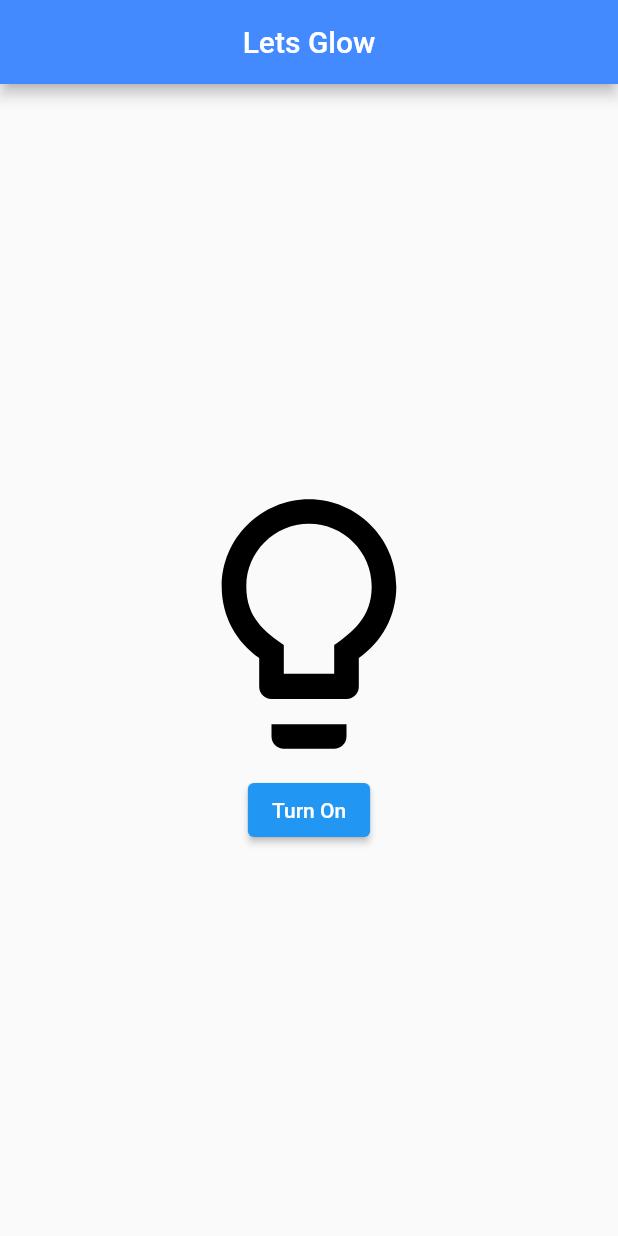
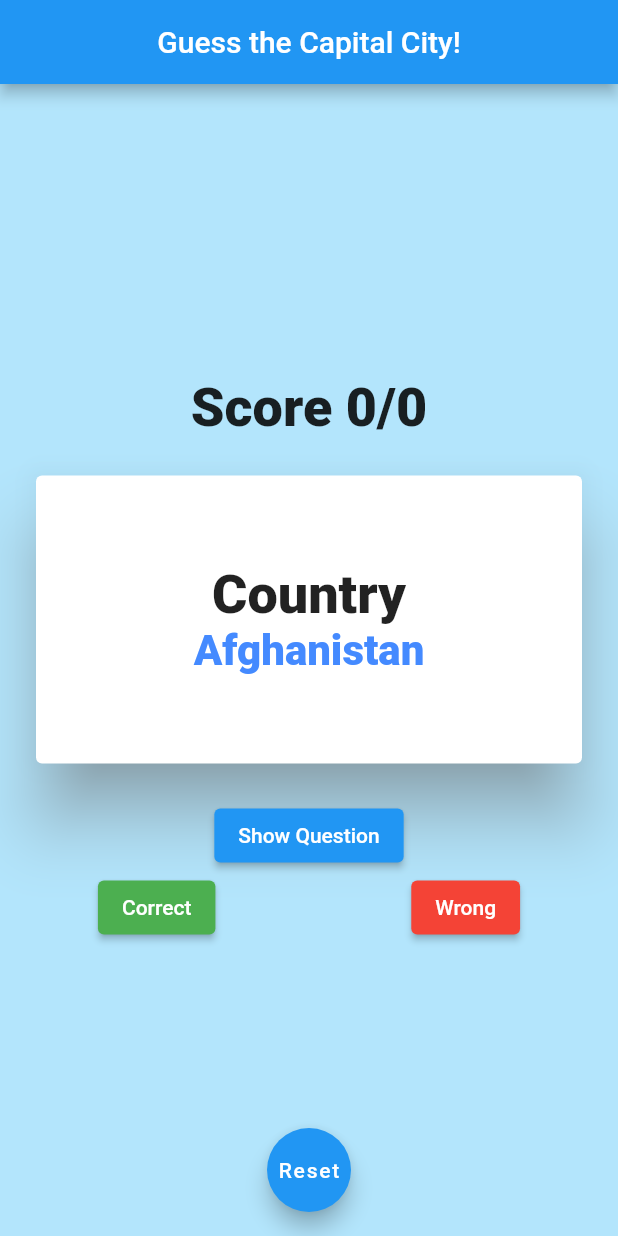
Before and after one commit to ashiqaliaslam/first-flutter-app-countries, a Flutter app: the screen it shows after launch, on a phone screen of 412 x 824 dp. Run offline on Flutter 3.47's test engine with Material 2 defaults, Android fonts, the phone set to English and light mode, and no system bars; our stand-ins replace rflutter_alert.

Commit message:
flash card exercise done

```diff
--- /dev/null
+++ b/my_flutter_app/lib/countries.dart
@@ -0,0 +1,239 @@
+final List<Map<String, String>> countries = [
+  {"country": "Afghanistan", "city": "Kabul"},
+  {"country": "Albania", "city": "Tirana"},
+  {"country": "Algeria", "city": "Alger"},
+  {"country": "American Samoa", "city": "Fagatogo"},
+  {"country": "Andorra", "city": "Andorra la Vella"},
+  {"country": "Angola", "city": "Luanda"},
+  {"country": "Anguilla", "city": "The Valley"},
+  {"country": "Antigua and Barbuda", "city": "Saint John's"},
+  {"country": "Argentina", "city": "Buenos Aires"},
+  {"country": "Armenia", "city": "Yerevan"},
+  {"country": "Aruba", "city": "Oranjestad"},
+  {"country": "Australia", "city": "Canberra"},
+  {"country": "Austria", "city": "Wien"},
+  {"country": "Azerbaijan", "city": "Baku"},
+  {"country": "Bahamas", "city": "Nassau"},
+  {"country": "Bahrain", "city": "al-Manama"},
+  {"country": "Bangladesh", "city": "Dhaka"},
+  {"country": "Barbados", "city": "Bridgetown"},
+  {"country": "Belarus", "city": "Minsk"},
+  {"country": "Belgium", "city": "Bruxelles [Brussel]"},
+  {"country": "Belize", "city": "Belmopan"},
+  {"country": "Benin", "city": "Porto-Novo"},
+  {"country": "Bermuda", "city": "Hamilton"},
+  {"country": "Bhutan", "city": "Thimphu"},
+  {"country": "Bolivia", "city": "La Paz"},
+  {"country": "Bosnia and Herzegovina", "city": "Sarajevo"},
+  {"country": "Botswana", "city": "Gaborone"},
+  {"country": "Brazil", "city": "Brasília"},
+  {"country": "Brunei", "city": "Bandar Seri Begawan"},
+  {"country": "Bulgaria", "city": "Sofia"},
+  {"country": "Burkina Faso", "city": "Ouagadougou"},
+  {"country": "Burundi", "city": "Bujumbura"},
+  {"country": "Cambodia", "city": "Phnom Penh"},
+  {"country": "Cameroon", "city": "Yaound"},
+  {"country": "Canada", "city": "Ottawa"},
+  {"country": "Cape Verde", "city": "Praia"},
+  {"country": "Cayman Islands", "city": "George Town"},
+  {"country": "Central African Republic", "city": "Bangui"},
+  {"country": "Chad", "city": "N'Djam"},
+  {"country": "Chile", "city": "Santiago de Chile"},
+  {"country": "China", "city": "Peking"},
+  {"country": "Christmas Island", "city": "Flying Fish Cove"},
+  {"country": "Cocos (Keeling) Islands", "city": "West Island"},
+  {"country": "Colombia", "city": "Santaf"},
+  {"country": "Comoros", "city": "Moroni"},
+  {"country": "Congo", "city": "Brazzaville"},
+  {"country": "Cook Islands", "city": "Avarua"},
+  {"country": "Costa Rica", "city": "San Jos"},
+  {"country": "Croatia", "city": "Zagreb"},
+  {"country": "Cuba", "city": "La Habana"},
+  {"country": "Cyprus", "city": "Nicosia"},
+  {"country": "Czech Republic", "city": "Praha"},
+  {"country": "Denmark", "city": "Copenhagen"},
+  {"country": "Djibouti", "city": "Djibouti"},
+  {"country": "Dominica", "city": "Roseau"},
+  {"country": "Dominican Republic", "city": "Santo Domingo de Guzm"},
+  {"country": "East Timor", "city": "Dili"},
+  {"country": "Ecuador", "city": "Quito"},
+  {"country": "Egypt", "city": "Cairo"},
+  {"country": "El Salvador", "city": "San Salvador"},
+  {"country": "England", "city": "London"},
+  {"country": "Equatorial Guinea", "city": "Malabo"},
+  {"country": "Eritrea", "city": "Asmara"},
+  {"country": "Estonia", "city": "Tallinn"},
+  {"country": "Ethiopia", "city": "Addis Abeba"},
+  {"country": "Falkland Islands", "city": "Stanley"},
+  {"country": "Faroe Islands", "city": "Tórshavn"},
+  {"country": "Fiji Islands", "city": "Suva"},
+  {"country": "Finland", "city": "Helsinki [Helsingfors]"},
+  {"country": "France", "city": "Paris"},
+  {"country": "French Guiana", "city": "Cayenne"},
+  {"country": "French Polynesia", "city": "Papeete"},
+  {"country": "Gabon", "city": "Libreville"},
+  {"country": "Gambia", "city": "Banjul"},
+  {"country": "Georgia", "city": "Tbilisi"},
+  {"country": "Germany", "city": "Berlin"},
+  {"country": "Ghana", "city": "Accra"},
+  {"country": "Gibraltar", "city": "Gibraltar"},
+  {"country": "Greece", "city": "Athenai"},
+  {"country": "Greenland", "city": "Nuuk"},
+  {"country": "Grenada", "city": "Saint George's"},
+  {"country": "Guadeloupe", "city": "Basse-Terre"},
+  {"country": "Guam", "city": "Aga"},
+  {"country": "Guatemala", "city": "Ciudad de Guatemala"},
+  {"country": "Guinea", "city": "Conakry"},
+  {"country": "Guinea-Bissau", "city": "Bissau"},
+  {"country": "Guyana", "city": "Georgetown"},
+  {"country": "Haiti", "city": "Port-au-Prince"},
+  {"country": "Holy See (Vatican City State)", "city": "Citt"},
+  {"country": "Honduras", "city": "Tegucigalpa"},
+  {"country": "Hong Kong", "city": "Victoria"},
+  {"country": "Hungary", "city": "Budapest"},
+  {"country": "Iceland", "city": "Reykjav"},
+  {"country": "India", "city": "New Delhi"},
+  {"country": "Indonesia", "city": "Jakarta"},
+  {"country": "Iran", "city": "Tehran"},
+  {"country": "Iraq", "city": "Baghdad"},
+  {"country": "Ireland", "city": "Dublin"},
+  {"country": "Israel", "city": "Jerusalem"},
+  {"country": "Italy", "city": "Roma"},
+  {"country": "Ivory Coast", "city": "Yamoussoukro"},
+  {"country": "Jamaica", "city": "Kingston"},
+  {"country": "Japan", "city": "Tokyo"},
+  {"country": "Jordan", "city": "Amman"},
+  {"country": "Kazakhstan", "city": "Astana"},
+  {"country": "Kenya", "city": "Nairobi"},
+  {"country": "Kiribati", "city": "Bairiki"},
+  {"country": "Kuwait", "city": "Kuwait"},
+  {"country": "Kyrgyzstan", "city": "Bishkek"},
+  {"country": "Laos", "city": "Vientiane"},
+  {"country": "Latvia", "city": "Riga"},
+  {"country": "Lebanon", "city": "Beirut"},
+  {"country": "Lesotho", "city": "Maseru"},
+  {"country": "Liberia", "city": "Monrovia"},
+  {"country": "Libyan Arab Jamahiriya", "city": "Tripoli"},
+  {"country": "Liechtenstein", "city": "Vaduz"},
+  {"country": "Lithuania", "city": "Vilnius"},
+  {"country": "Luxembourg", "city": "Luxembourg [Luxemburg/L"},
+  {"country": "Macao", "city": "Macao"},
+  {"country": "North Macedonia", "city": "Skopje"},
+  {"country": "Madagascar", "city": "Antananarivo"},
+  {"country": "Malawi", "city": "Lilongwe"},
+  {"country": "Malaysia", "city": "Kuala Lumpur"},
+  {"country": "Maldives", "city": "Male"},
+  {"country": "Mali", "city": "Bamako"},
+  {"country": "Malta", "city": "Valletta"},
+  {"country": "Marshall Islands", "city": "Dalap-Uliga-Darrit"},
+  {"country": "Martinique", "city": "Fort-de-France"},
+  {"country": "Mauritania", "city": "Nouakchott"},
+  {"country": "Mauritius", "city": "Port-Louis"},
+  {"country": "Mayotte", "city": "Mamoutzou"},
+  {"country": "Mexico", "city": "Ciudad de M"},
+  {"country": "Micronesia, Federated States of", "city": "Palikir"},
+  {"country": "Moldova", "city": "Chisinau"},
+  {"country": "Monaco", "city": "Monaco-Ville"},
+  {"country": "Mongolia", "city": "Ulan Bator"},
+  {"country": "Montenegro", "city": "Podgorica"},
+  {"country": "Montserrat", "city": "Plymouth"},
+  {"country": "Morocco", "city": "Rabat"},
+  {"country": "Mozambique", "city": "Maputo"},
+  {"country": "Myanmar", "city": "Rangoon (Yangon)"},
+  {"country": "Namibia", "city": "Windhoek"},
+  {"country": "Nauru", "city": "Yaren"},
+  {"country": "Nepal", "city": "Kathmandu"},
+  {"country": "Netherlands", "city": "Amsterdam"},
+  {"country": "Netherlands Antilles", "city": "Willemstad"},
+  {"country": "New Caledonia", "city": "Noum"},
+  {"country": "New Zealand", "city": "Wellington"},
+  {"country": "Nicaragua", "city": "Managua"},
+  {"country": "Niger", "city": "Niamey"},
+  {"country": "Nigeria", "city": "Abuja"},
+  {"country": "Niue", "city": "Alofi"},
+  {"country": "Norfolk Island", "city": "Kingston"},
+  {"country": "North Korea", "city": "Pyongyang"},
+  {"country": "Northern Ireland", "city": "Belfast"},
+  {"country": "Northern Mariana Islands", "city": "Garapan"},
+  {"country": "Norway", "city": "Oslo"},
+  {"country": "Oman", "city": "Masqat"},
+  {"country": "Pakistan", "city": "Islamabad"},
+  {"country": "Palau", "city": "Koror"},
+  {"country": "Palestine", "city": "Gaza"},
+  {"country": "Panama", "city": "Ciudad de Panam"},
+  {"country": "Papua New Guinea", "city": "Port Moresby"},
+  {"country": "Paraguay", "city": "Asunci"},
+  {"country": "Peru", "city": "Lima"},
+  {"country": "Philippines", "city": "Manila"},
+  {"country": "Pitcairn", "city": "Adamstown"},
+  {"country": "Poland", "city": "Warszawa"},
+  {"country": "Portugal", "city": "Lisboa"},
+  {"country": "Puerto Rico", "city": "San Juan"},
+  {"country": "Qatar", "city": "Doha"},
+  {"country": "Reunion", "city": "Saint-Denis"},
+  {"country": "Romania", "city": "Bucuresti"},
+  {"country": "Russian Federation", "city": "Moscow"},
+  {"country": "Rwanda", "city": "Kigali"},
+  {"country": "Saint Helena", "city": "Jamestown"},
+  {"country": "Saint Kitts and Nevis", "city": "Basseterre"},
+  {"country": "Saint Lucia", "city": "Castries"},
+  {"country": "Saint Pierre and Miquelon", "city": "Saint-Pierre"},
+  {"country": "Saint Vincent and the Grenadines", "city": "Kingstown"},
+  {"country": "Samoa", "city": "Apia"},
+  {"country": "San Marino", "city": "San Marino"},
+  {"country": "Sao Tome and Principe", "city": "S"},
+  {"country": "Saudi Arabia", "city": "Riyadh"},
+  {"country": "Scotland", "city": "Edinburgh"},
+  {"country": "Senegal", "city": "Dakar"},
+  {"country": "Serbia", "city": "Belgrade"},
+  {"country": "Seychelles", "city": "Victoria"},
+  {"country": "Sierra Leone", "city": "Freetown"},
+  {"country": "Singapore", "city": "Singapore"},
+  {"country": "Slovakia", "city": "Bratislava"},
+  {"country": "Slovenia", "city": "Ljubljana"},
+  {"country": "Solomon Islands", "city": "Honiara"},
+  {"country": "Somalia", "city": "Mogadishu"},
+  {"country": "South Africa", "city": "Pretoria"},
+  {"country": "South Korea", "city": "Seoul"},
+  {"country": "South Sudan", "city": "Juba"},
+  {"country": "Spain", "city": "Madrid"},
+  {"country": "Sri Lanka", "city": "Colombo"},
+  {"country": "Sudan", "city": "Khartum"},
+  {"country": "Suriname", "city": "Paramaribo"},
+  {"country": "Svalbard and Jan Mayen", "city": "Longyearbyen"},
+  {"country": "Swaziland", "city": "Mbabane"},
+  {"country": "Sweden", "city": "Stockholm"},
+  {"country": "Switzerland", "city": "Bern"},
+  {"country": "Syria", "city": "Damascus"},
+  {"country": "Tajikistan", "city": "Dushanbe"},
+  {"country": "Tanzania", "city": "Dodoma"},
+  {"country": "Thailand", "city": "Bangkok"},
+  {"country": "The Democratic Republic of Congo", "city": "Kinshasa"},
+  {"country": "Togo", "city": "Lomé"},
+  {"country": "Tokelau", "city": "Fakaofo"},
+  {"country": "Tonga", "city": "Nuku'alofa"},
+  {"country": "Trinidad and Tobago", "city": "Port-of-Spain"},
+  {"country": "Tunisia", "city": "Tunis"},
+  {"country": "Turkey", "city": "Ankara"},
+  {"country": "Turkmenistan", "city": "Ashgabat"},
+  {"country": "Turks and Caicos Islands", "city": "Cockburn Town"},
+  {"country": "Tuvalu", "city": "Funafuti"},
+  {"country": "Uganda", "city": "Kampala"},
+  {"country": "Ukraine", "city": "Kyiv"},
+  {"country": "United Arab Emirates", "city": "Abu Dhabi"},
+  {"country": "United Kingdom", "city": "London"},
+  {"country": "United States", "city": "Washington"},
+  {"country": "Uruguay", "city": "Montevideo"},
+  {"country": "Uzbekistan", "city": "Toskent"},
+  {"country": "Vanuatu", "city": "Port-Vila"},
+  {"country": "Venezuela", "city": "Caracas"},
+  {"country": "Vietnam", "city": "Hanoi"},
+  {"country": "Virgin Islands, British", "city": "Road Town"},
+  {"country": "Virgin Islands, U.S.", "city": "Charlotte Amalie"},
+  {"country": "Wales", "city": "Cardiff"},
+  {"country": "Wallis and Futuna", "city": "Mata-Utu"},
+  {"country": "Western Sahara", "city": "El-Aai"},
+  {"country": "Yemen", "city": "Sanaa"},
+  {"country": "Zambia", "city": "Lusaka"},
+  {"country": "Zimbabwe", "city": "Harare"}
+];
--- a/my_flutter_app/lib/main.dart
+++ b/my_flutter_app/lib/main.dart
@@ -1,4 +1,6 @@
 import 'package:flutter/material.dart';
+import 'package:my_flutter_app/countries.dart';
+import 'package:rflutter_alert/rflutter_alert.dart';
 
 void main() {
   runApp(
@@ -6,51 +8,150 @@ void main() {
   );
 }
 
+// ignore: use_key_in_widget_constructors
 class MyApp extends StatelessWidget {
   @override
   Widget build(BuildContext context) {
-    return MyBulbApp();
+    return MaterialApp(home: MyCountryApp());
   }
 }
 
-class MyBulbApp extends StatefulWidget {
+// ignore: use_key_in_widget_constructors
+class MyCountryApp extends StatefulWidget {
   @override
-  State<MyBulbApp> createState() => _MyBulbAppState();
+  State<MyCountryApp> createState() => _MyCountryAppState();
 }
 
-class _MyBulbAppState extends State<MyBulbApp> {
-  bool isTurnedOn = false;
+class _MyCountryAppState extends State<MyCountryApp> {
+  int score = 0;
+  int totalAttempted = 0;
+  bool showAnswer = false;
 
   @override
   Widget build(BuildContext context) {
-    return MaterialApp(
-      home: Scaffold(
-        appBar: AppBar(
-          title: Text('Lets Glow'),
-          backgroundColor: Colors.blueAccent,
-          centerTitle: true,
-        ),
-        body: Center(
-          child: Column(
-            mainAxisAlignment: MainAxisAlignment.center,
-            crossAxisAlignment: CrossAxisAlignment.center,
+    return Scaffold(
+      backgroundColor: Colors.lightBlue.shade100,
+      appBar: AppBar(
+        centerTitle: true,
+        // ignore: prefer_const_constructors
+        title: Text('Guess the Capital City!'),
+      ),
+      floatingActionButton: FloatingActionButton(
+        onPressed: () {
+          setState(() {
+            score = 0;
+            totalAttempted = 0;
+          });
+        },
+        // ignore: prefer_const_constructors
+        child: Text('Reset'),
+      ),
+      floatingActionButtonLocation: FloatingActionButtonLocation.centerFloat,
+      body: Column(
+        mainAxisAlignment: MainAxisAlignment.center,
+        crossAxisAlignment: CrossAxisAlignment.stretch,
+        // ignore: prefer_const_literals_to_create_immutables
+        children: [
+          // ignore: prefer_const_constructors
+          Center(
+            child: Text(
+              'Score ${score}/${totalAttempted}',
+              style: TextStyle(
+                fontSize: 36,
+                fontWeight: FontWeight.w900,
+              ),
+            ),
+          ),
+          Padding(
+            // ignore: prefer_const_constructors
+            padding: EdgeInsets.all(20),
+            child: SizedBox(
+              height: 200,
+              child: Card(
+                elevation: 20,
+                shadowColor: Colors.grey,
+                child: Column(
+                  mainAxisAlignment: MainAxisAlignment.center,
+                  children: [
+                    Text(
+                      showAnswer ? 'Capital' : 'Country',
+                      style: TextStyle(
+                        fontSize: 36,
+                        fontWeight: FontWeight.w900,
+                      ),
+                    ),
+                    Text(
+                      showAnswer
+                          ? countries[totalAttempted]['city']!
+                          : countries[totalAttempted]['country']!,
+                      style: TextStyle(
+                          fontSize: 28,
+                          fontWeight: FontWeight.w900,
+                          color: Colors.blueAccent),
+                    )
+                  ],
+                ),
+              ),
+            ),
+          ),
+          SizedBox(
+            // width: 50,
+            child: Center(
+              child: ElevatedButton(
+                onPressed: () {
+                  setState(() {
+                    showAnswer = !showAnswer;
+                  });
+                },
+                child: Text('Show ${showAnswer ? 'Answer' : 'Question'}'),
+              ),
+            ),
+          ),
+          Row(
+            mainAxisAlignment: MainAxisAlignment.spaceAround,
             children: [
-              Icon(
-                isTurnedOn ? Icons.lightbulb : Icons.lightbulb_outline,
-                size: 200,
-                color: isTurnedOn ? Colors.yellow : Colors.black,
+              ElevatedButton(
+                onPressed: () {
+                  setState(() {
+                    if (totalAttempted < countries.length - 1) {
+                      score++;
+                      totalAttempted++;
+                    } else {
+                      Alert(
+                        context: context,
+                        title: 'ALERT',
+                        desc: 'You already have reached to the end of list.',
+                      ).show();
+                    }
+                  });
+                },
+                child: const Text('Correct'),
+                style: ButtonStyle(
+                  backgroundColor: MaterialStateProperty.all(Colors.green),
+                ),
               ),
               ElevatedButton(
-                  onPressed: () {
-                    print('button pressed');
-                    setState(() {
-                      isTurnedOn = !isTurnedOn;
-                    });
-                  },
-                  child: Text(!isTurnedOn ? 'Turn On' : 'Turn Off')),
+                onPressed: () {
+                  setState(() {
+                    if (totalAttempted < countries.length - 1) {
+                      totalAttempted++;
+                    } else {
+                      Alert(
+                        context: context,
+                        title: 'ALERT',
+                        desc: 'You already have reached to the end of list.',
+                      ).show();
+                    }
+                  });
+                },
+                child: const Text('Wrong'),
+                style: ButtonStyle(
+                  backgroundColor: MaterialStateProperty.all(Colors.red),
+                ),
+              ),
             ],
           ),
-        ),
+        ],
       ),
     );
   }
--- a/my_flutter_app/pubspec.yaml
+++ b/my_flutter_app/pubspec.yaml
@@ -34,6 +34,7 @@ dependencies:
   # The following adds the Cupertino Icons font to your application.
   # Use with the CupertinoIcons class for iOS style icons.
   cupertino_icons: ^1.0.2
+  rflutter_alert: ^2.0.4
 
 dev_dependencies:
   flutter_test:
```
